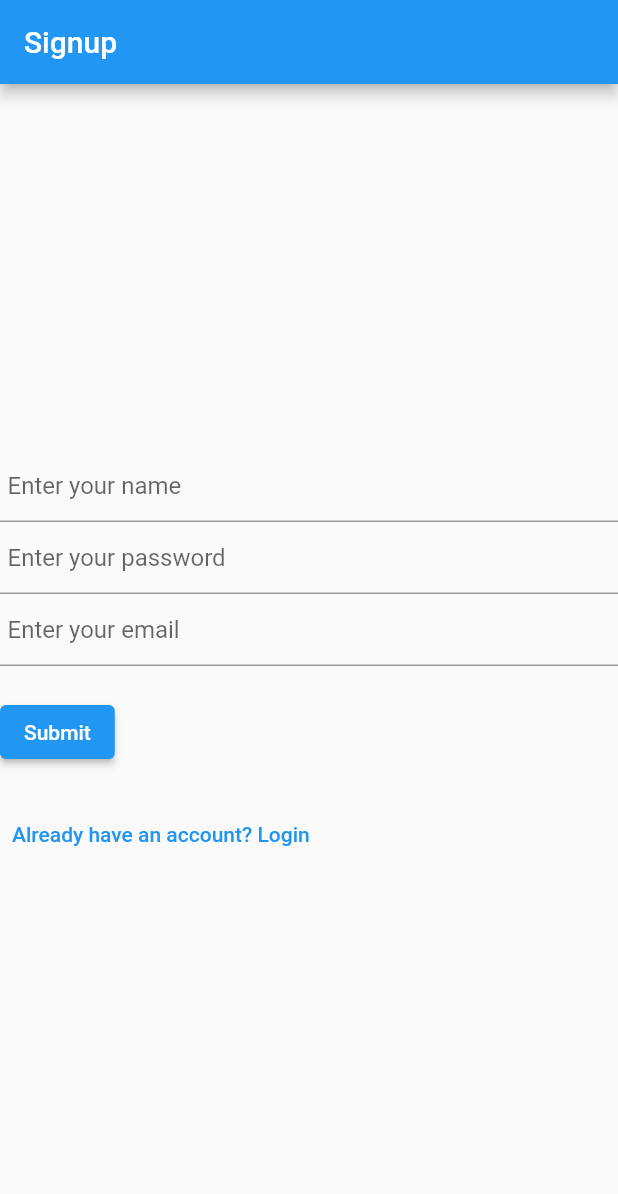
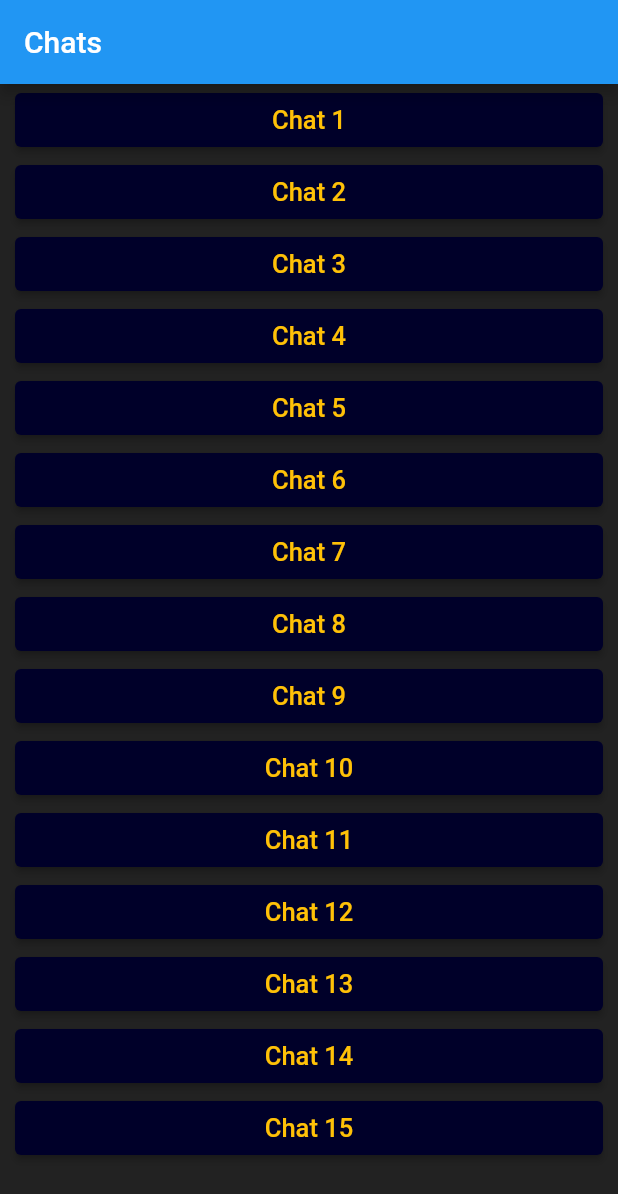
Before and after one commit to Abhinav-Agarwal021/any_share, a Flutter app: the screen it shows after launch, on a phone screen of 412 x 824 dp. Shown: the top 1194 px of the screen. Run offline on Flutter 3.47's test engine with Material 2 defaults, Android fonts, the phone set to English and light mode, and no system bars.

Commit message:
Added a basic, scrollable Chat UI

```diff
--- /dev/null
+++ b/client/lib/chats.dart
@@ -0,0 +1,49 @@
+import 'package:flutter/material.dart';
+
+class Chats extends StatelessWidget {
+  const Chats({Key? key}) : super(key: key);
+  final title = "Chats";
+  @override
+  Widget build(BuildContext context) {
+    return MaterialApp(
+        title: title,
+        theme: ThemeData(
+            scaffoldBackgroundColor: Colors.black87,
+            elevatedButtonTheme: ElevatedButtonThemeData(
+                style: ElevatedButton.styleFrom(
+                    primary: const Color.fromRGBO(0, 0, 41, 50),
+                    onPrimary: Colors.amber))),
+        home: Scaffold(
+          appBar: AppBar(title: Text(title)),
+          body: const ChatContainer(),
+        ));
+  }
+}
+
+class ChatContainer extends StatefulWidget {
+  const ChatContainer({Key? key}) : super(key: key);
+  @override
+  ChatState createState() {
+    return ChatState();
+  }
+}
+
+class ChatState extends State<ChatContainer> {
+  final chatCount = 15; // to be fetched from the server
+  @override
+  Widget build(BuildContext context) {
+    return ListView(
+      padding: const EdgeInsets.symmetric(horizontal: 10),
+      children: [
+        for (var i = 1; i <= chatCount; i++)
+          ElevatedButton(
+            onPressed: () {},
+            child: Text(
+              "Chat $i",
+              style: const TextStyle(fontSize: 17),
+            ),
+          )
+      ],
+    );
+  }
+}
--- a/client/lib/dashboard.dart
+++ b/client/lib/dashboard.dart
@@ -1,4 +1,5 @@
 import 'package:flutter/material.dart';
+import 'chats.dart';
 
 class Dashboard extends StatelessWidget {
   const Dashboard({Key? key}) : super(key: key);
```
Also changed, not shown: client/lib/main.dart (+5 -7 lines), 5 other files.
